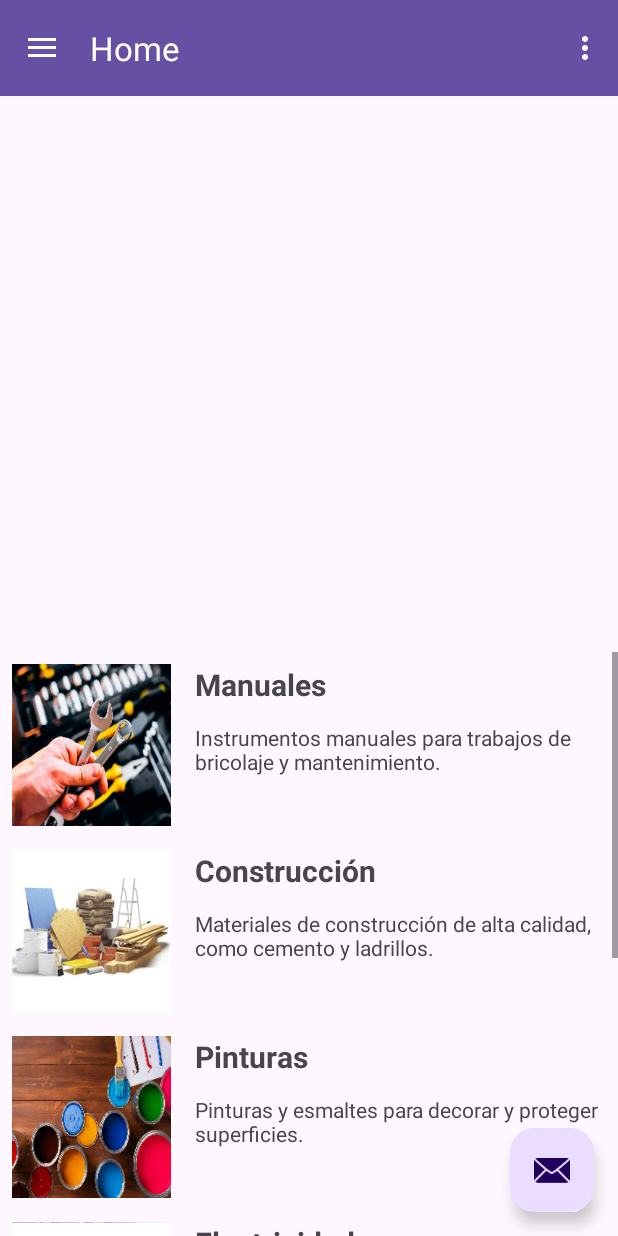
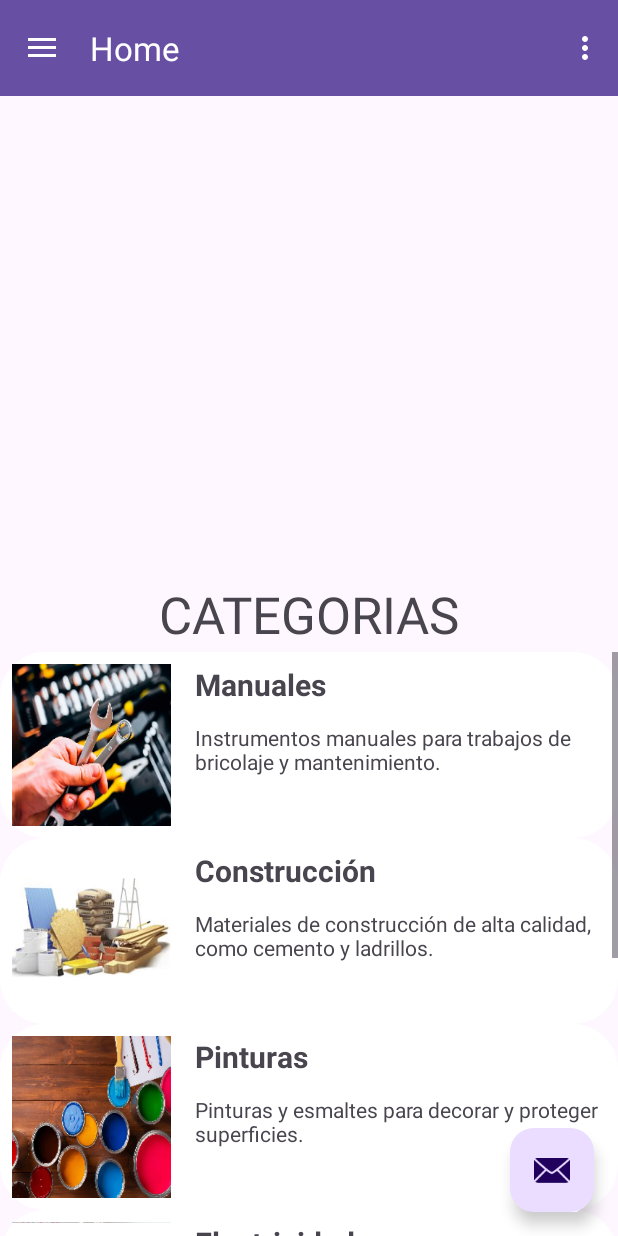
Before and after one commit to Juniors17904/Ferreteria, an Android app: the MenuActivity screen opened directly, with no data from a screen before it, on a phone screen of 412 x 824 dp. Run offline under Robolectric (Android 15) with nearby library versions, the phone set to English and light mode, and no system bars; our stand-ins replace navigation-ui.

Commit message:
tercera entrega

```diff
--- /dev/null
+++ b/app/src/main/res/drawable/rounded_corners.xml
@@ -0,0 +1,6 @@
+<?xml version="1.0" encoding="utf-8"?>
+<shape xmlns:android="http://schemas.android.com/apk/res/android"
+    android:shape="rectangle">
+    <corners android:radius="30dp" /> <!-- Ajusta el radio como desees -->
+    <solid android:color="@android:color/white" /> <!-- Color de fondo -->
+</shape>
--- a/app/src/main/res/layout/fragment_home.xml
+++ b/app/src/main/res/layout/fragment_home.xml
@@ -18,4 +18,15 @@
         app:layout_constraintEnd_toEndOf="parent"
         app:layout_constraintStart_toStartOf="parent" />
 
+    <TextView
+        android:id="@+id/textView2"
+        android:layout_width="410dp"
+        android:layout_height="50dp"
+        android:gravity="center"
+        android:text="CATEGORIAS"
+        android:textSize="34sp"
+        app:layout_constraintBottom_toTopOf="@+id/recyclerViewCategorias"
+        app:layout_constraintEnd_toEndOf="parent"
+        app:layout_constraintStart_toStartOf="parent" />
+
 </androidx.constraintlayout.widget.ConstraintLayout>
--- a/app/src/main/res/layout/item_categoria.xml
+++ b/app/src/main/res/layout/item_categoria.xml
@@ -3,7 +3,8 @@
     android:layout_width="match_parent"
     android:layout_height="wrap_content"
     android:orientation="horizontal"
-    android:padding="8dp">
+    android:padding="8dp"
+    android:background="@drawable/rounded_corners">
 
     <ImageView
         android:id="@+id/imagenCategoria"
@@ -11,7 +12,8 @@
         android:layout_height="108dp"
         android:scaleType="centerCrop"
 
-        android:src="@drawable/construccion" />
+        android:src="@drawable/construccion"
+        android:background="@drawable/rounded_corners"/>
 
     <LinearLayout
         android:layout_width="287dp"
```
